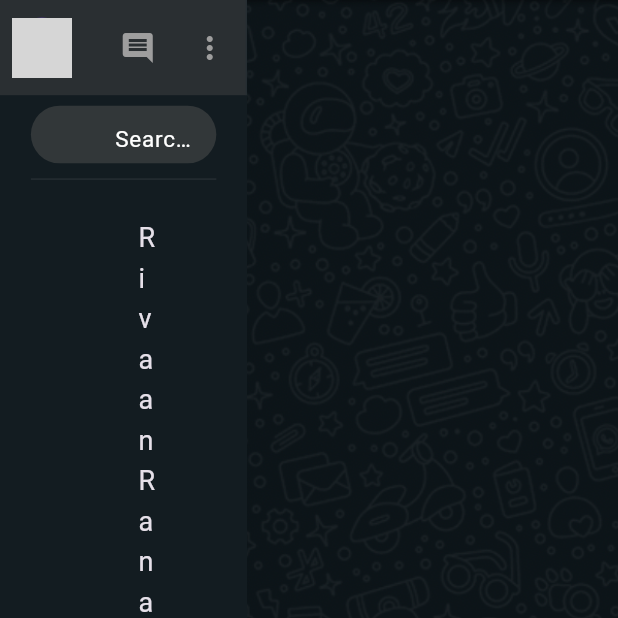
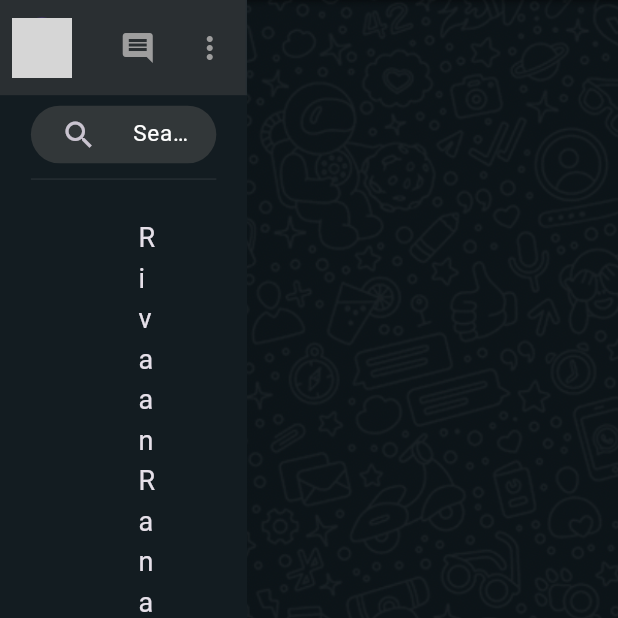
Before and after one commit to irfanhabib19/WhatsApp_UI-, a Flutter app: the WebScreenlayout screen opened directly, on a phone screen of 412 x 824 dp, the top half of it. Run offline on Flutter 3.47's test engine with Material 3 defaults, Android fonts, the phone set to English and light mode, and no system bars; our stand-ins replace device_preview; network calls fail; grey boxes are pictures that could not be loaded.

Commit message:
commit Y

```diff
--- a/lib/widget/web_search.dart
+++ b/lib/widget/web_search.dart
@@ -23,12 +23,9 @@ class WebSearch extends StatelessWidget {
             decoration: InputDecoration(
                 filled: true,
                 fillColor: searchBarColor,
-                prefix: Padding(
-                  padding: EdgeInsets.symmetric(horizontal: 5, vertical: 5),
-                  child: Padding(
-                    padding: const EdgeInsets.all(4),
-                    child: Icon(Icons.search),
-                  ),
+                prefixIcon: Padding(
+                  padding: EdgeInsets.symmetric(horizontal: 20),
+                  child: Icon(Icons.search),
                 ),
                 hintText: "Search for chat",
                 hintStyle: TextStyle(fontSize: 15, color: Colors.white),
```
Also changed, not shown: lib/widget/web_chatAppBar.dart (added).
